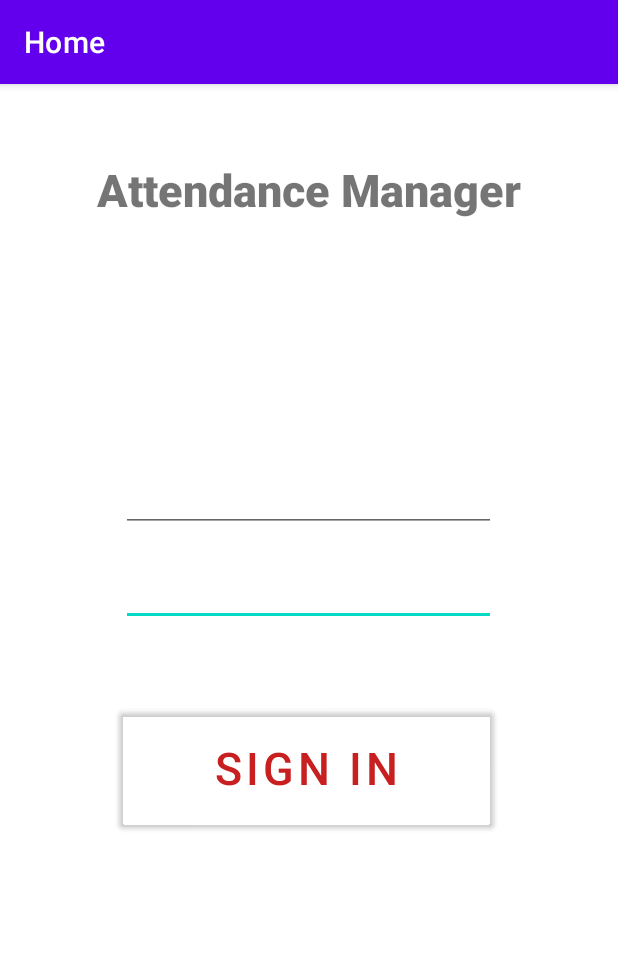
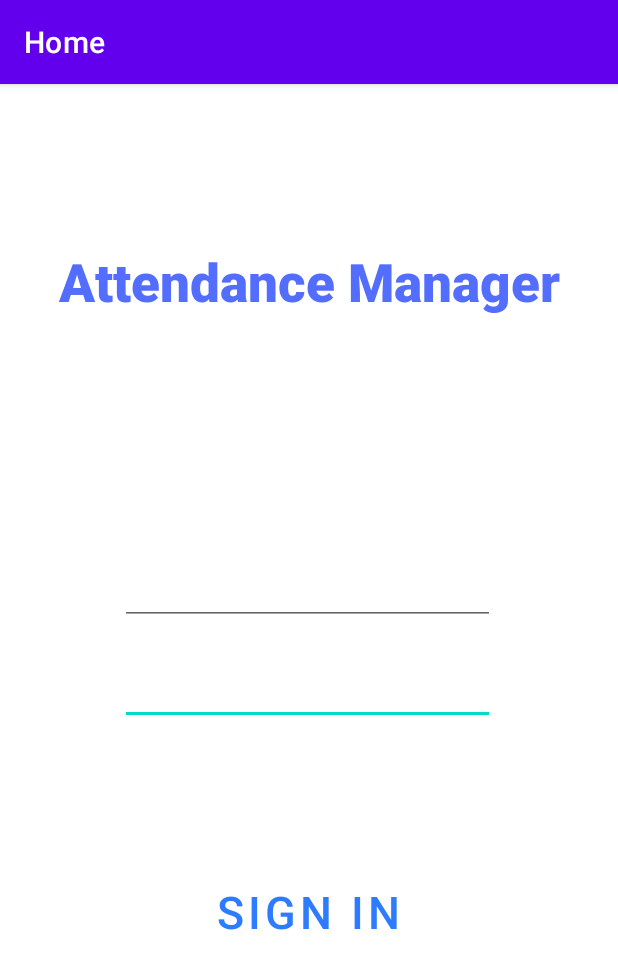
Before and after one commit to notrikhil/Congressional-App-Challenge, an Android app: the screen it shows after launch (MainActivity), on a phone screen of 412 x 824 dp. Shown: the top 969 px of the screen. Run offline under Robolectric (Android 15) with nearby library versions, the phone set to English and light mode, and no system bars; our stand-ins replace navigation-ui.

Commit message:
Revampled main view

```diff
--- a/src/app/src/main/res/layout/home.xml
+++ b/src/app/src/main/res/layout/home.xml
@@ -8,12 +8,14 @@
 
     <TextView
         android:id="@+id/textview_first"
-        android:layout_width="wrap_content"
-        android:layout_height="wrap_content"
-        android:layout_marginTop="50dp"
+        android:layout_width="379dp"
+        android:layout_height="73dp"
+        android:layout_marginTop="108dp"
         android:fontFamily="sans-serif-black"
         android:text="Attendance Manager"
-        android:textSize="30sp"
+        android:textAlignment="center"
+        android:textColor="#536DFE"
+        android:textSize="35sp"
         app:layout_constraintEnd_toEndOf="parent"
         app:layout_constraintStart_toStartOf="parent"
         app:layout_constraintTop_toTopOf="parent" />
@@ -21,17 +23,20 @@
     <Button
         android:id="@+id/button_first6"
         android:layout_width="250dp"
-        android:layout_height="90dp"
-        android:layout_marginTop="320dp"
-        android:backgroundTint="#00953033"
+        android:layout_height="60dp"
+        android:layout_marginTop="340dp"
+        android:background="#00FFFFFF"
+        android:fontFamily="sans-serif-light"
         android:text="Sign In"
-        android:textColor="#C82020"
+        android:textColor="#2D7CFF"
         android:textSize="30sp"
+        android:textStyle="bold"
+        android:typeface="normal"
         app:layout_constraintEnd_toEndOf="parent"
-        app:layout_constraintHorizontal_bias="0.491"
+        app:layout_constraintHorizontal_bias="0.496"
         app:layout_constraintStart_toStartOf="parent"
         app:layout_constraintTop_toBottomOf="@+id/textview_first"
-        app:strokeColor="#C82626" />
+        app:strokeColor="#2D7CFF" />
 
     <EditText
         android:id="@+id/editTextTextPassword"
@@ -39,26 +44,31 @@
         android:layout_height="wrap_content"
         android:layout_marginStart="80dp"
         android:layout_marginEnd="81dp"
-        android:layout_marginBottom="49dp"
+        android:layout_marginBottom="90dp"
         android:ems="10"
         android:inputType="textPassword"
         app:layout_constraintBottom_toTopOf="@+id/button_first6"
         app:layout_constraintEnd_toEndOf="parent"
-        app:layout_constraintStart_toStartOf="parent" />
+        app:layout_constraintHorizontal_bias="0.0"
+        app:layout_constraintStart_toStartOf="parent"
+        app:layout_constraintTop_toBottomOf="@+id/editTextTextEmailAddress" />
 
     <EditText
         android:id="@+id/editTextTextEmailAddress"
         android:layout_width="250dp"
         android:layout_height="65dp"
         android:layout_marginStart="80dp"
-        android:layout_marginTop="143dp"
+        android:layout_marginTop="110dp"
         android:layout_marginEnd="81dp"
         android:layout_marginBottom="18dp"
         android:ems="10"
         android:inputType="textEmailAddress"
+        android:textColor="#000000"
         app:layout_constraintBottom_toTopOf="@+id/editTextTextPassword"
         app:layout_constraintEnd_toEndOf="parent"
+        app:layout_constraintHorizontal_bias="0.0"
         app:layout_constraintStart_toStartOf="parent"
-        app:layout_constraintTop_toBottomOf="@+id/textview_first" />
+        app:layout_constraintTop_toBottomOf="@+id/textview_first"
+        app:layout_constraintVertical_bias="0.0" />
 
 </androidx.constraintlayout.widget.ConstraintLayout>
```
